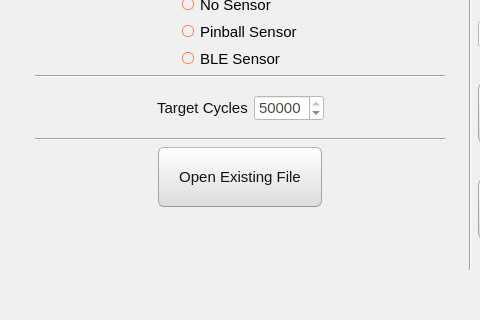
The window that ArduinoController/mainwindow.ui (giogan98/daffodil) describes before a commit, drawn with Qt 5; both pictures show x 682 to 1162 and y 196 to 516 of the 1289 by 516 pixel window.
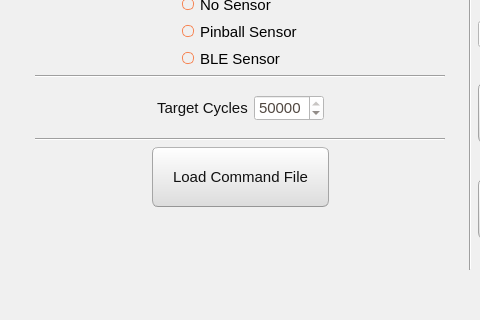
The same window after the commit.

Commit message: Changed button name

Diff of the .ui file:
```diff
--- a/ArduinoController/mainwindow.ui
+++ b/ArduinoController/mainwindow.ui
@@ -1155,7 +1155,7 @@
             <item>
              <widget class="QPushButton" name="pbn_openFile">
               <property name="text">
-               <string>Open Existing File</string>
+               <string>Load Command File</string>
               </property>
              </widget>
             </item>
```
